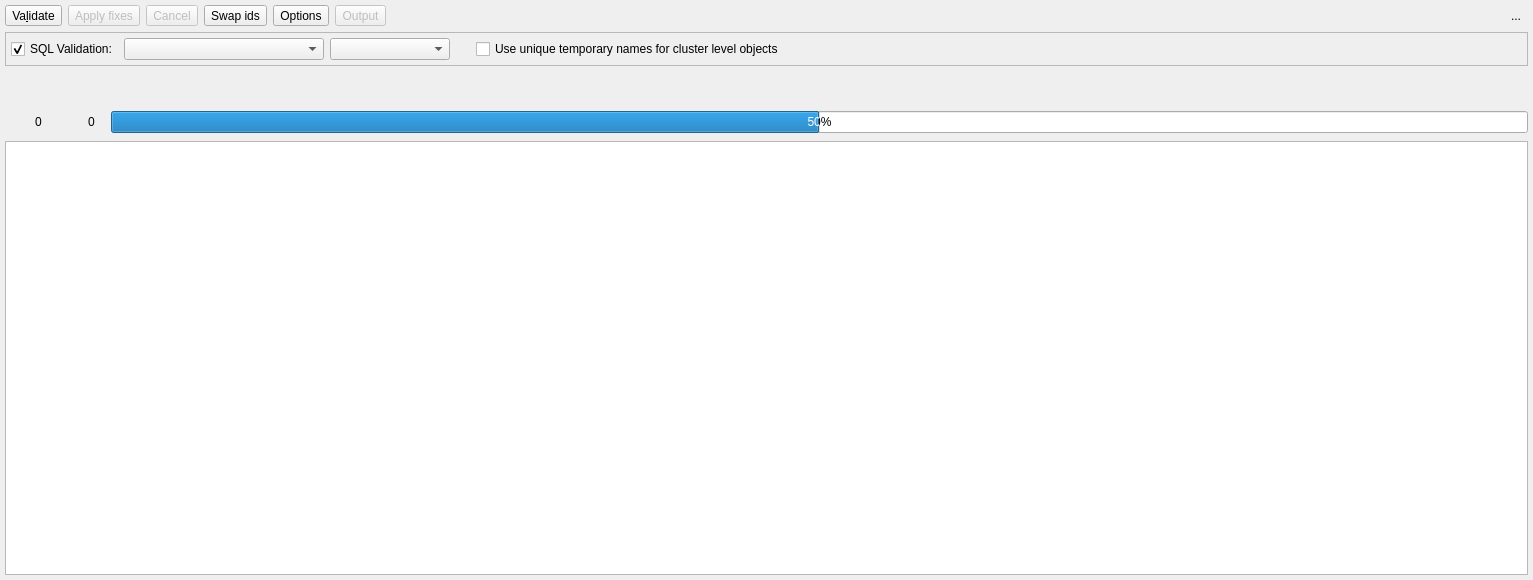
First picture: the form in libs/libgui/ui/tools/modelvalidationwidget.ui, repository pgmodeler/pgmodeler, before the edit.
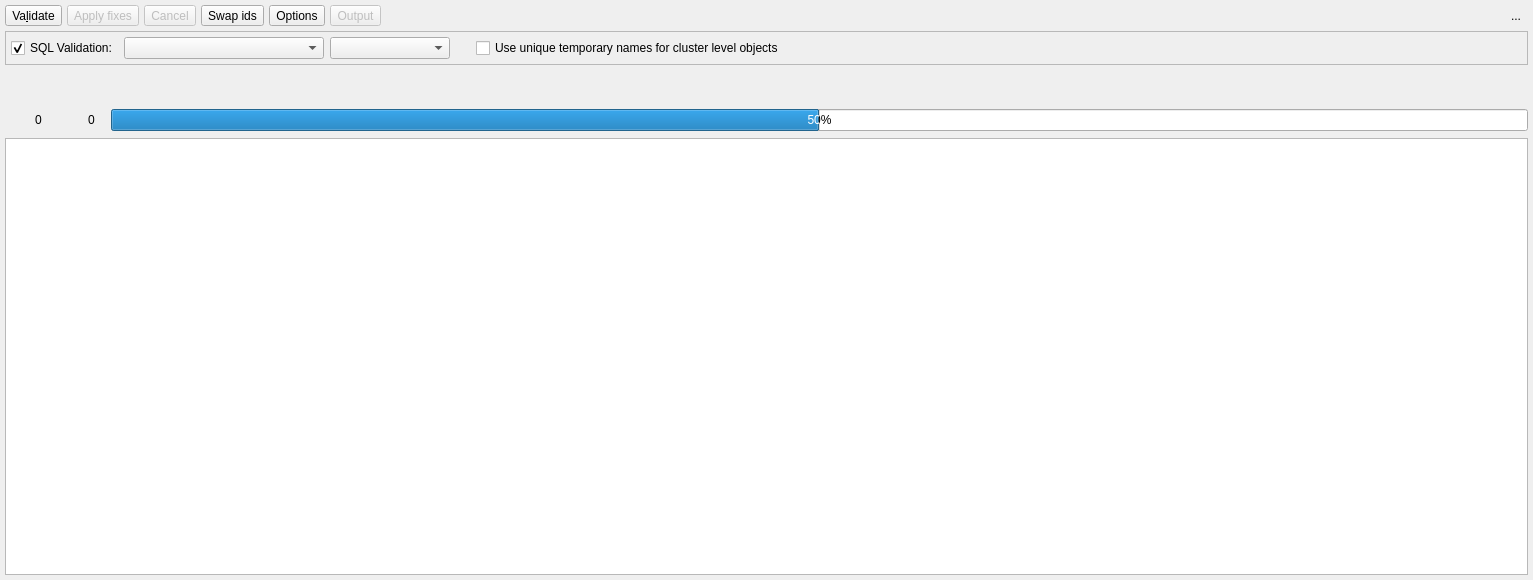
Second picture: the form after the edit. Icons and pictures are not drawn.

The edit to the form file:
```diff
--- a/libs/libgui/ui/tools/modelvalidationwidget.ui
+++ b/libs/libgui/ui/tools/modelvalidationwidget.ui
@@ -32,6 +32,9 @@
    <string>Form</string>
   </property>
   <layout class="QVBoxLayout" name="verticalLayout">
+   <property name="spacing">
+    <number>5</number>
+   </property>
    <property name="leftMargin">
     <number>5</number>
    </property>
@@ -723,8 +726,8 @@
      </property>
      <property name="iconSize">
       <size>
-       <width>25</width>
-       <height>25</height>
+       <width>22</width>
+       <height>22</height>
       </size>
      </property>
      <property name="indentation">
```
